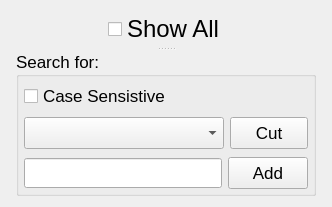
Qt form ui_forms/selectoptions.ui (parisolab/mathmod) before a commit.
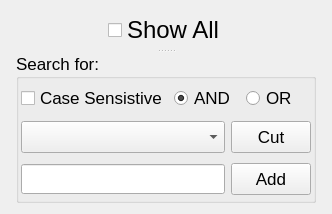
The same form after that commit.

```diff
--- a/ui_forms/selectoptions.ui
+++ b/ui_forms/selectoptions.ui
@@ -7,7 +7,7 @@
     <x>0</x>
     <y>0</y>
     <width>332</width>
-    <height>207</height>
+    <height>214</height>
    </rect>
   </property>
   <property name="sizePolicy">
@@ -96,51 +96,49 @@
       </property>
       <layout class="QGridLayout" name="gridLayout">
        <property name="leftMargin">
-        <number>5</number>
+        <number>2</number>
        </property>
        <property name="topMargin">
-        <number>4</number>
+        <number>2</number>
        </property>
        <property name="rightMargin">
-        <number>5</number>
+        <number>2</number>
        </property>
        <property name="bottomMargin">
-        <number>0</number>
+        <number>1</number>
        </property>
-       <item row="3" column="0">
-        <layout class="QHBoxLayout" name="horizontalLayout_2">
+       <item row="0" column="0">
+        <widget class="QCheckBox" name="CaseSensitiveCheckBox">
+         <property name="text">
+          <string>Case Sensistive</string>
+         </property>
+        </widget>
+       </item>
+       <item row="0" column="1">
+        <layout class="QHBoxLayout" name="horizontalLayout_3">
          <item>
-          <widget class="QLineEdit" name="StringlineEdit">
-           <property name="minimumSize">
-            <size>
-             <width>0</width>
-             <height>30</height>
-            </size>
+          <widget class="QRadioButton" name="AND">
+           <property name="text">
+            <string>AND</string>
            </property>
+           <property name="checked">
+            <bool>true</bool>
+           </property>
+           <attribute name="buttonGroup">
+            <string notr="true">buttonGroup</string>
+           </attribute>
           </widget>
          </item>
          <item>
-          <widget class="QPushButton" name="addpushButton">
-           <property name="sizePolicy">
-            <sizepolicy hsizetype="Fixed" vsizetype="Fixed">
-             <horstretch>0</horstretch>
-             <verstretch>0</verstretch>
-            </sizepolicy>
-           </property>
-           <property name="minimumSize">
-            <size>
-             <width>77</width>
-             <height>32</height>
-            </size>
-           </property>
+          <widget class="QRadioButton" name="radioButton">
            <property name="text">
-            <string>Add</string>
+            <string>OR</string>
            </property>
           </widget>
          </item>
         </layout>
        </item>
-       <item row="2" column="0">
+       <item row="1" column="0" colspan="2">
         <layout class="QHBoxLayout" name="horizontalLayout">
          <property name="spacing">
           <number>-1</number>
@@ -197,12 +195,38 @@
          </item>
         </layout>
        </item>
-       <item row="1" column="0">
-        <widget class="QCheckBox" name="CaseSensitiveCheckBox">
-         <property name="text">
-          <string>Case Sensistive</string>
-         </property>
-        </widget>
+       <item row="2" column="0" colspan="2">
+        <layout class="QHBoxLayout" name="horizontalLayout_2">
+         <item>
+          <widget class="QLineEdit" name="StringlineEdit">
+           <property name="minimumSize">
+            <size>
+             <width>0</width>
+             <height>30</height>
+            </size>
+           </property>
+          </widget>
+         </item>
+         <item>
+          <widget class="QPushButton" name="addpushButton">
+           <property name="sizePolicy">
+            <sizepolicy hsizetype="Fixed" vsizetype="Fixed">
+             <horstretch>0</horstretch>
+             <verstretch>0</verstretch>
+            </sizepolicy>
+           </property>
+           <property name="minimumSize">
+            <size>
+             <width>77</width>
+             <height>32</height>
+            </size>
+           </property>
+           <property name="text">
+            <string>Add</string>
+           </property>
+          </widget>
+         </item>
+        </layout>
        </item>
       </layout>
      </widget>
```
Left out of the diff: 8 changed lines with no effect on the pictures.
